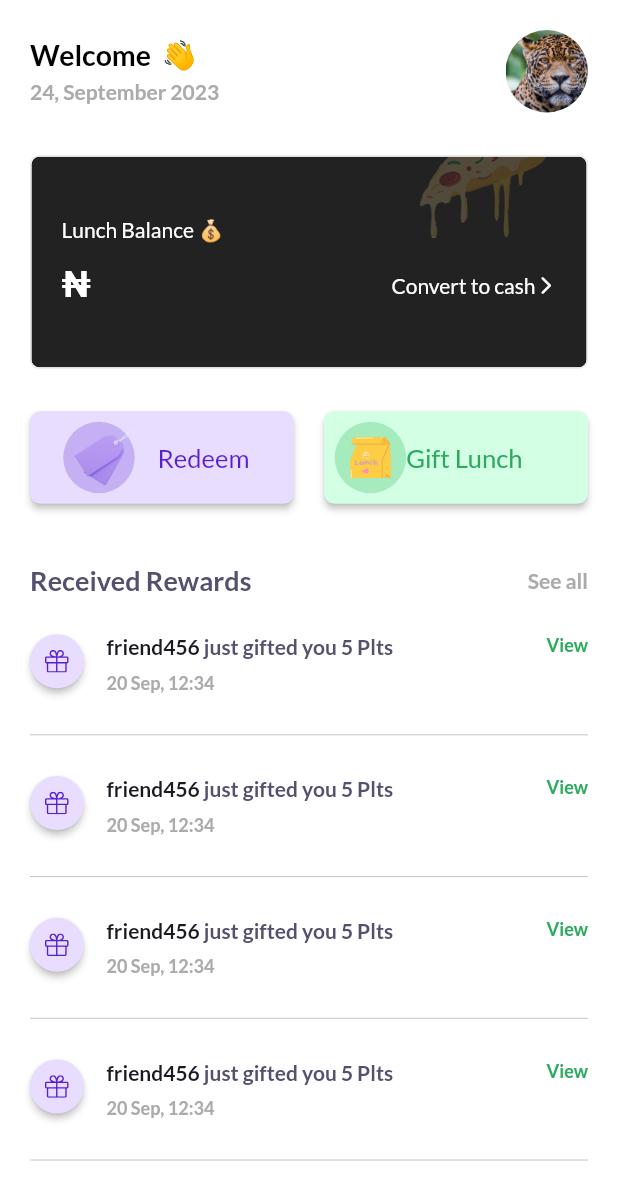
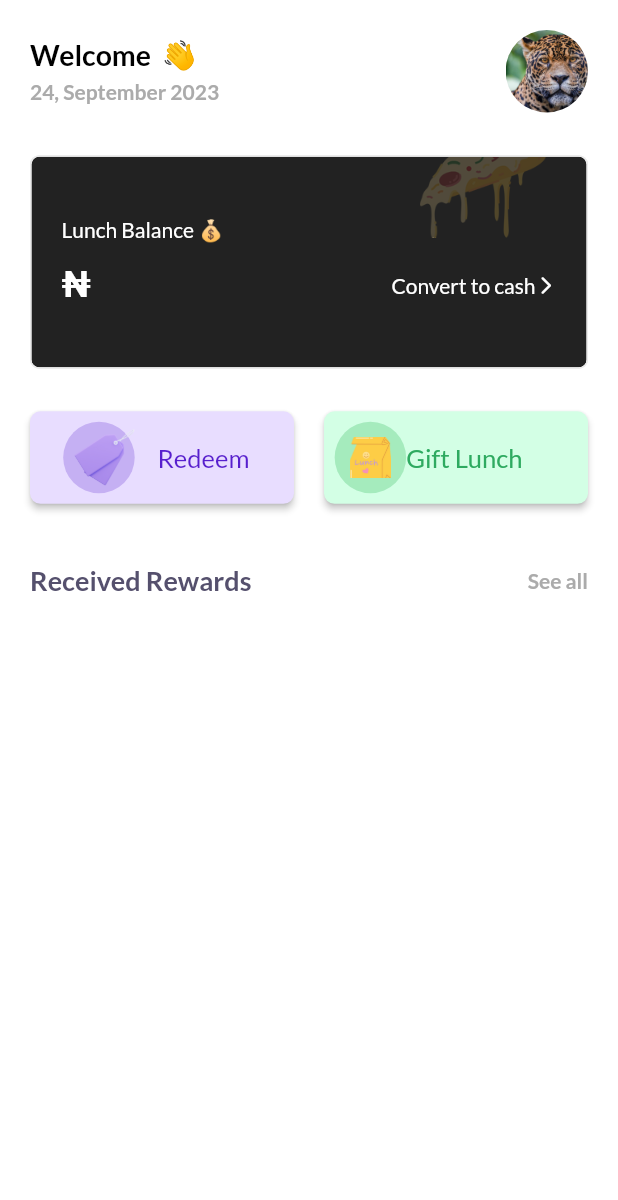
Before and after one commit to hngx-org/Jaguars-food-mobile, a Flutter app: the HomeScreen screen opened directly with empty values, on a phone screen of 412 x 824 dp. Shown: the top 1200 px of the screen. Run offline on Flutter 3.47's test engine with Material 2 defaults, Android fonts, the phone set to English and light mode, and no system bars; our stand-ins replace email_validator, flutter_screenutil, flutter_svg, go_router, google_fonts, shared_preferences; accounts and stored records are empty.

Commit message:
removed dummy from home

```diff
--- a/lib/3_presentation/screens/home/home_screen.dart
+++ b/lib/3_presentation/screens/home/home_screen.dart
@@ -36,40 +36,41 @@ class _HomeScreenState extends State<HomeScreen>
   void initState() {
     super.initState();
 
-    final transactionJson = [
-      {
-        'id': '123456',
-        'senderId': 'user123',
-        'receiverId': 'friend456',
-        'amount': 5.0,
-        'status': 'completed',
-        'createdAt': '2023-09-20T12:34:56Z',
-      },
-      {
-        'id': '123456',
-        'senderId': 'user123',
-        'receiverId': 'friend456',
-        'amount': 5.0,
-        'status': 'completed',
-        'createdAt': '2023-09-20T12:34:56Z',
-      },
-      {
-        'id': '123456',
-        'senderId': 'user123',
-        'receiverId': 'friend456',
-        'amount': 5.0,
-        'status': 'completed',
-        'createdAt': '2023-09-20T12:34:56Z',
-      },
-      {
-        'id': '123456',
-        'senderId': 'user123',
-        'receiverId': 'friend456',
-        'amount': 5.0,
-        'status': 'completed',
-        'createdAt': '2023-09-20T12:34:56Z',
-      }
-    ];
+    // final transactionJson = [
+    //   {
+    //     'id': '123456',
+    //     'senderId': 'user123',
+    //     'receiverId': 'friend456',
+    //     'amount': 5.0,
+    //     'status': 'completed',
+    //     'createdAt': '2023-09-20T12:34:56Z',
+    //   },
+    //   {
+    //     'id': '123456',
+    //     'senderId': 'user123',
+    //     'receiverId': 'friend456',
+    //     'amount': 5.0,
+    //     'status': 'completed',
+    //     'createdAt': '2023-09-20T12:34:56Z',
+    //   },
+    //   {
+    //     'id': '123456',
+    //     'senderId': 'user123',
+    //     'receiverId': 'friend456',
+    //     'amount': 5.0,
+    //     'status': 'completed',
+    //     'createdAt': '2023-09-20T12:34:56Z',
+    //   },
+    //   {
+    //     'id': '123456',
+    //     'senderId': 'user123',
+    //     'receiverId': 'friend456',
+    //     'amount': 5.0,
+    //     'status': 'completed',
+    //     'createdAt': '2023-09-20T12:34:56Z',
+    //   }
+    // ];
+    final transactionJson = [];
 
     transactions = transactionJson.map((json) {
       return Transactions(
@@ -93,7 +94,6 @@ class _HomeScreenState extends State<HomeScreen>
     final random = Random();
     final randomIndex = random.nextInt(Assets.jagPaths.length);
     final randomImagePath = Assets.jagPaths[randomIndex];
-
 
     return Scaffold(
       body: SafeArea(
@@ -432,7 +432,18 @@ class _HomeScreenState extends State<HomeScreen>
                     //item
                     Material(
                       color: Colors.transparent,
-                      child: ListView.builder(
+                      child: transactions.isNotEmpty
+                          ? Center(
+                              child: Text(
+                                'No transactions available.',
+                                style: GoogleFonts.lato(
+                                  color: const Color(0xFF55506D).withOpacity(0.7),
+                                  fontSize: 18,
+                                  fontWeight: FontWeight.w600,
+                                ),
+                              ),
+                            )
+                          : ListView.builder(
                               shrinkWrap: true,
                               physics: const NeverScrollableScrollPhysics(),
                               itemCount: transactions.length,
@@ -451,7 +462,8 @@ class _HomeScreenState extends State<HomeScreen>
                                     Container(
                                       margin: const EdgeInsets.only(bottom: 20),
                                       child: Row(
-                                  crossAxisAlignment: CrossAxisAlignment.start,
+                                        crossAxisAlignment:
+                                            CrossAxisAlignment.start,
                                         mainAxisAlignment:
                                             MainAxisAlignment.spaceBetween,
                                         children: [
@@ -469,7 +481,8 @@ class _HomeScreenState extends State<HomeScreen>
                                                 shape: OvalBorder(),
                                               ),
                                               child: ColorFiltered(
-                                          colorFilter: const ColorFilter.mode(
+                                                colorFilter:
+                                                    const ColorFilter.mode(
                                                   AppColor.appBrandColor,
                                                   BlendMode.srcIn,
                                                 ),
@@ -493,12 +506,14 @@ class _HomeScreenState extends State<HomeScreen>
                                                   TextSpan(
                                                     children: [
                                                       TextSpan(
-                                                  text: transaction.receiverId,
+                                                        text: transaction
+                                                            .receiverId,
                                                         style: GoogleFonts.lato(
-                                                    color:
-                                                        const Color(0xFF1A1920),
+                                                          color: const Color(
+                                                              0xFF1A1920),
                                                           fontSize: 14,
-                                                    fontWeight: FontWeight.w700,
+                                                          fontWeight:
+                                                              FontWeight.w700,
                                                         ),
                                                       ),
                                                       TextSpan(
@@ -509,12 +524,14 @@ class _HomeScreenState extends State<HomeScreen>
                                                             0xFF55506D,
                                                           ),
                                                           fontSize: 14,
-                                                    fontWeight: FontWeight.w600,
+                                                          fontWeight:
+                                                              FontWeight.w600,
                                                         ),
                                                       ),
                                                     ],
                                                   ),
-                                            overflow: TextOverflow.ellipsis,
+                                                  overflow:
+                                                      TextOverflow.ellipsis,
                                                   maxLines: 1,
                                                 ),
                                                 // Date
@@ -522,7 +539,8 @@ class _HomeScreenState extends State<HomeScreen>
                                                 Text(
                                                   formattedTransactionDate,
                                                   style: GoogleFonts.lato(
-                                              color: const Color(0xFFABABAB),
+                                                    color:
+                                                        const Color(0xFFABABAB),
                                                     fontSize: 12,
                                                     fontWeight: FontWeight.w600,
                                                   ),
@@ -541,7 +559,8 @@ class _HomeScreenState extends State<HomeScreen>
                                               child: Text(
                                                 'View',
                                                 style: GoogleFonts.lato(
-                                            color: const Color(0xFF2EAA60),
+                                                  color:
+                                                      const Color(0xFF2EAA60),
                                                   fontSize: 12,
                                                   fontWeight: FontWeight.w600,
                                                 ),
@@ -552,7 +571,8 @@ class _HomeScreenState extends State<HomeScreen>
                                       ),
                                     ),
                                     Divider(
-                                color: AppColor.secondaryColor.withOpacity(0.7),
+                                      color: AppColor.secondaryColor
+                                          .withOpacity(0.7),
                                     ),
                                     10.verticalSpace
                                   ],
```
Lines whose indentation alone changed are shown as unchanged.
